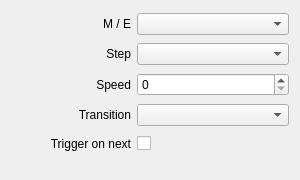
The window that src/Widgets/Inspector/Atem/InspectorAtemAutoWidget.ui (CasparCG/client) describes before a commit, drawn with Qt 5.
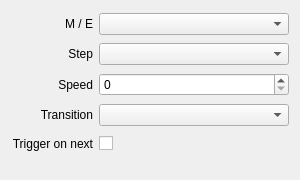
The same window after the commit.

Commit message: Remove minimumSize constraint from labels

Diff of the .ui file:
```diff
--- a/src/Widgets/Inspector/Atem/InspectorAtemAutoWidget.ui
+++ b/src/Widgets/Inspector/Atem/InspectorAtemAutoWidget.ui
@@ -22,12 +22,6 @@
    </property>
    <item row="1" column="0">
     <widget class="QLabel" name="labelStep">
-     <property name="minimumSize">
-      <size>
-       <width>120</width>
-       <height>0</height>
-      </size>
-     </property>
      <property name="text">
       <string>Step</string>
      </property>
@@ -38,12 +32,6 @@
    </item>
    <item row="3" column="0">
     <widget class="QLabel" name="labelTransition">
-     <property name="minimumSize">
-      <size>
-       <width>120</width>
-       <height>0</height>
-      </size>
-     </property>
      <property name="text">
       <string>Transition</string>
      </property>
@@ -54,12 +42,6 @@
    </item>
    <item row="2" column="0">
     <widget class="QLabel" name="labelSpeed">
-     <property name="minimumSize">
-      <size>
-       <width>120</width>
-       <height>0</height>
-      </size>
-     </property>
      <property name="text">
       <string>Speed</string>
      </property>
@@ -97,12 +79,6 @@
    </item>
    <item row="0" column="0">
     <widget class="QLabel" name="labelMixerStep">
-     <property name="minimumSize">
-      <size>
-       <width>120</width>
-       <height>0</height>
-      </size>
-     </property>
      <property name="text">
       <string>M / E</string>
      </property>
@@ -123,12 +99,6 @@
    </item>
    <item row="4" column="0">
     <widget class="QLabel" name="labelTriggerOnNext">
-     <property name="minimumSize">
-      <size>
-       <width>120</width>
-       <height>0</height>
-      </size>
-     </property>
      <property name="text">
       <string>Trigger on next</string>
      </property>
```
The commit also changes 53 other files.
